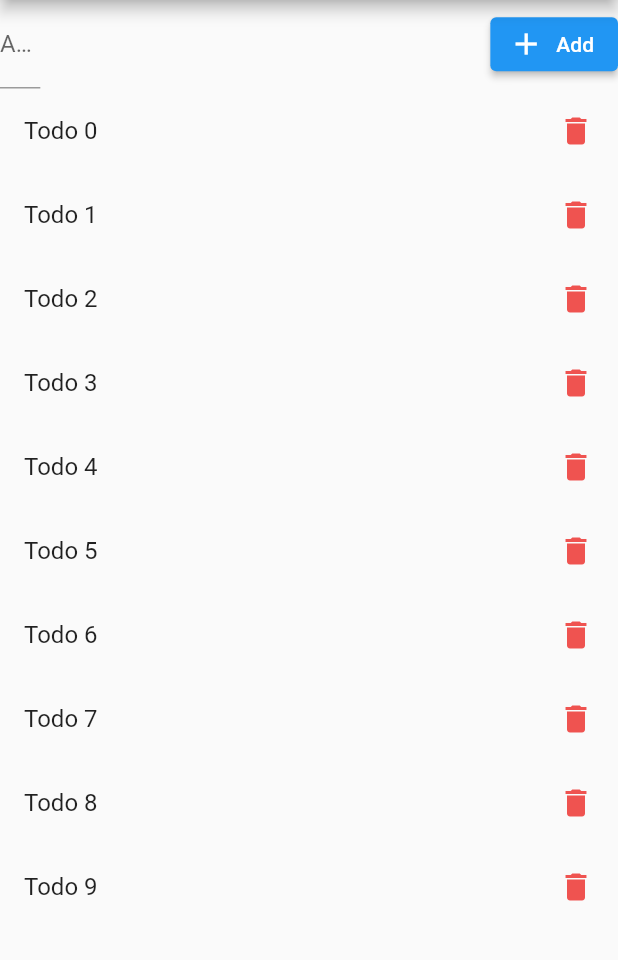
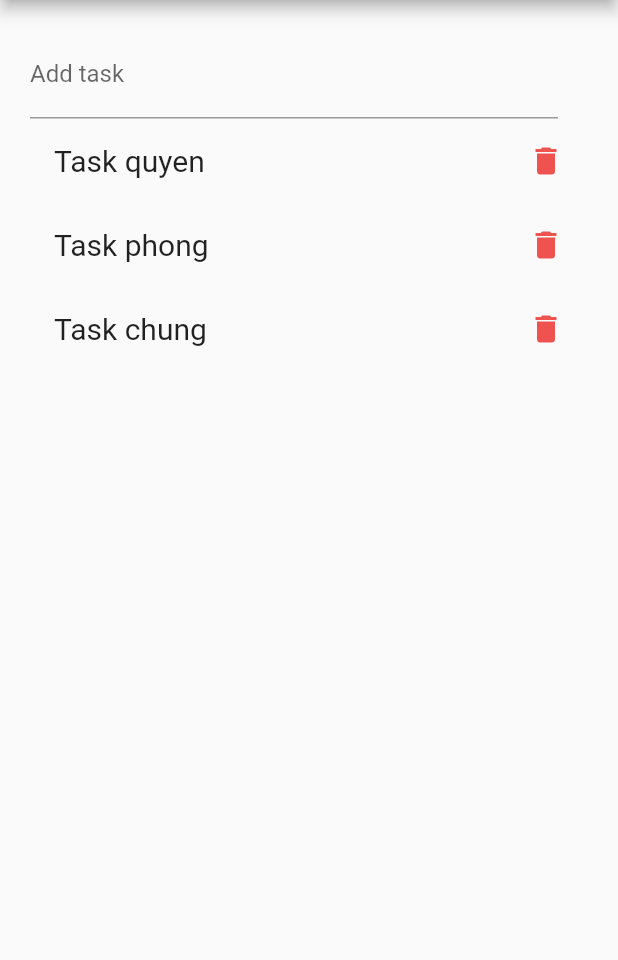
Before and after one commit to phongtran2309/todolist_flutter, a Flutter app: the screen it shows after launch, after a tap on the "delete" icon, on a phone screen of 412 x 824 dp, the part 84-1044 px from its top. Run offline on Flutter 3.47's test engine with Material 2 defaults, Android fonts, the phone set to English and light mode, and no system bars.

Commit message:
Demo delete button

```diff
--- a/lib/main.dart
+++ b/lib/main.dart
@@ -1,6 +1,6 @@
 import 'package:flutter/material.dart';
 import 'todo/todo_list_container.dart';
-void main() => runApp(MyApp());
+void main() => runApp(const MyApp());
 class MyApp extends StatelessWidget {
   const MyApp({Key? key}) : super(key: key);
 
--- a/lib/todo/todo_header.dart
+++ b/lib/todo/todo_header.dart
@@ -1,4 +1,5 @@
 import 'package:flutter/material.dart';
+
 class TodoHeader extends StatelessWidget {
   const TodoHeader({Key? key}) : super(key: key);
 
@@ -10,17 +11,16 @@ class TodoHeader extends StatelessWidget {
         Expanded(
           child: TextFormField(
             controller: txtTodoController,
-            decoration: const InputDecoration(labelText: 'Add todo', hintText: 'Add todo'),
+            decoration: const InputDecoration(labelText: 'Add task', hintText: 'Add task'),
           ),
         ),
-        const SizedBox(
-          width: 300,/// ????
-        ),
-        ElevatedButton.icon(
-          onPressed: () {},
-          icon: const Icon(Icons.add),
-          label: const Text('Add'),
-        ),
+        const SizedBox(width: 20,),
+        // ElevatedButton.icon(
+        //   onPressed: () {};
+        //   },
+        //   icon: const Icon(Icons.add),
+        //   label: const Text('Add'),
+        // ),
       ],
     );
   }
--- a/lib/todo/todo_list.dart
+++ b/lib/todo/todo_list.dart
@@ -1,27 +1,34 @@
 import 'package:flutter/material.dart';
 
-class TodoList extends StatefulWidget {
-  const TodoList({Key? key}) : super(key: key);
+class TodoList extends StatelessWidget {
+  const TodoList({
+    Key? key,
+    required this.tasks,
+    required this.onChange
+  }) : super(key: key);
 
-  @override
-  State<TodoList> createState() => _TodoListState();
-}
+  final List<String> tasks;
+  final ValueChanged<List<String>> onChange;
 
-class _TodoListState extends State<TodoList> {
   @override
   Widget build(BuildContext context) {
     return ListView.builder(
-        itemCount: 10,
+        itemCount: tasks.length,
         itemBuilder: (context, index) {
+          final task = tasks[index];
           return ListTile(
-        title:  Text('Todo $index'),
+            title:  Text('Task $task', style: const TextStyle(fontSize: 20),),
             trailing: GestureDetector(
-          onTap: () {},
+              onTap: () {
+                tasks.removeAt(index);
+                onChange(tasks);
+              },
               child: Icon(
                 Icons.delete,
                 color: Colors.red[400],
               ),
             ),
+
           );
         });
   }
--- a/lib/todo/todo_list_container.dart
+++ b/lib/todo/todo_list_container.dart
@@ -1,18 +1,37 @@
 import 'package:flutter/material.dart';
 import 'todo_header.dart';
 import 'todo_list.dart';
-class TodoListContainer extends StatelessWidget {
+
+class TodoListContainer extends StatefulWidget {
   const TodoListContainer({Key? key}) : super(key: key);
 
   @override
+  State<StatefulWidget> createState() => _TodoListContainerState();
+
+}
+
+class _TodoListContainerState extends State<TodoListContainer> {
+
+  var tasks = ['hello', 'quyen', 'phong', 'chung'];
+
+  void _handleTasksChanged(List<String> newTasks) {
+    setState(() {
+      tasks = newTasks;
+    });
+  }
+
+  @override
   Widget build(BuildContext context) {
-    return Column(
-      children: const <Widget>[
-        TodoHeader(),
-        Expanded(
-            child: TodoList()
-        ),
-      ],
+    return Container(
+      padding: const EdgeInsets.all(20),
+      child: Column(
+        children: <Widget>[
+          const TodoHeader(),
+          Expanded(
+              child: TodoList(tasks: tasks, onChange: _handleTasksChanged,)
+          ),
+        ],
+      )
     );
   }
 }
```
Lines whose indentation alone changed are shown as unchanged.
